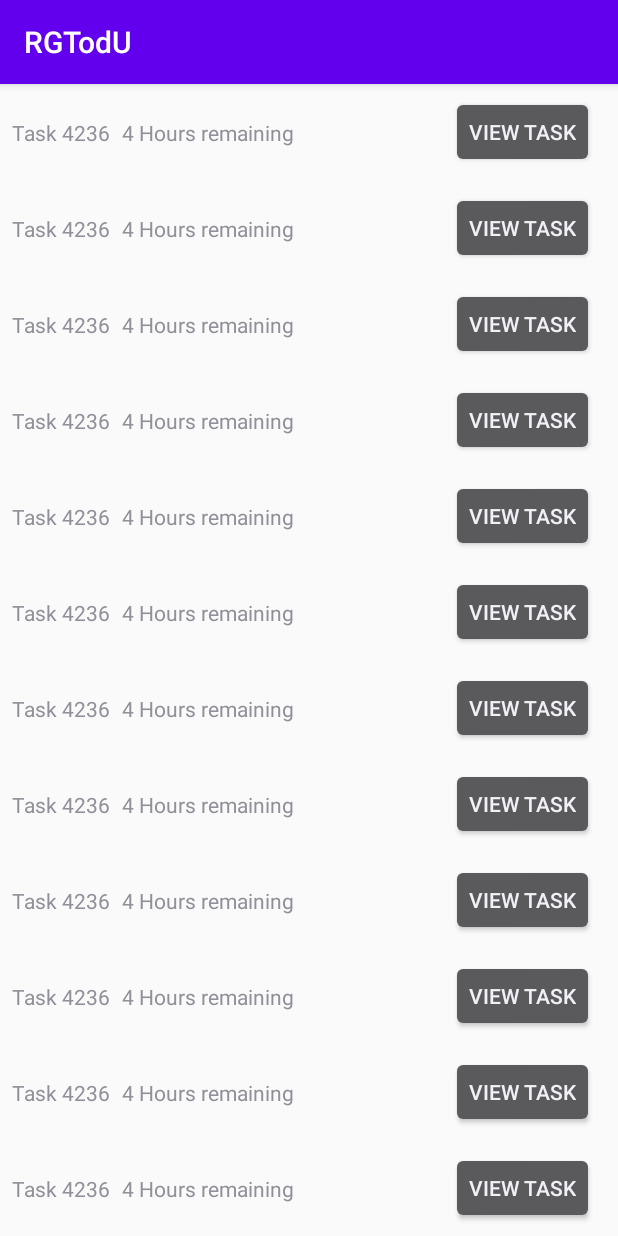
After one commit to WorkAtRGU/CM3110-2020-RGTodU, an Android app: the TaskRecyclerViewActivity screen opened directly, with no data from a screen before it, on a phone screen of 412 x 824 dp. The commit adds this screen. Run offline under Robolectric (Android 15) with nearby library versions, the phone set to English and light mode, and no system bars.

Commit message:
Updated with a RecyclerView

```diff
--- a/app/build.gradle
+++ b/app/build.gradle
@@ -26,6 +26,7 @@ dependencies {
     implementation fileTree(dir: "libs", include: ["*.jar"])
     implementation 'androidx.appcompat:appcompat:1.2.0'
     implementation 'androidx.constraintlayout:constraintlayout:2.0.1'
+    implementation 'androidx.recyclerview:recyclerview:1.1.0'
     testImplementation 'junit:junit:4.12'
     androidTestImplementation 'androidx.test.ext:junit:1.1.2'
     androidTestImplementation 'androidx.test.espresso:espresso-core:3.3.0'
--- a/app/src/main/java/uk/ac/rgu/rgtodu/TaskListItemViewAdapter.java
+++ b/app/src/main/java/uk/ac/rgu/rgtodu/TaskListItemViewAdapter.java
@@ -33,6 +33,7 @@ public class TaskListItemViewAdapter extends ArrayAdapter<Task>  {
         this.tasks = objects;
     }
 
+    // counter to see how many times the layout is inflated from the XML
     private int count = 0;
 
     @NonNull
--- /dev/null
+++ b/app/src/main/java/uk/ac/rgu/rgtodu/TaskRecyclerViewActivity.java
@@ -0,0 +1,33 @@
+package uk.ac.rgu.rgtodu;
+
+import androidx.appcompat.app.AppCompatActivity;
+import androidx.recyclerview.widget.LinearLayoutManager;
+import androidx.recyclerview.widget.RecyclerView;
+
+import android.os.Bundle;
+
+import java.util.List;
+
+import uk.ac.rgu.rgtodu.data.Task;
+import uk.ac.rgu.rgtodu.data.TaskRepository;
+
+public class TaskRecyclerViewActivity extends AppCompatActivity {
+
+    @Override
+    protected void onCreate(Bundle savedInstanceState) {
+        super.onCreate(savedInstanceState);
+        setContentView(R.layout.activity_task_recycler_view);
+
+        // create 1000 tasks for testing
+        List<Task> tasks = TaskRepository.getRepository(getApplicationContext()).getTasks(1000);
+
+        // get the RecycylerView on the UI
+        RecyclerView recyclerView = findViewById(R.id.rv_taskRecyclerView);
+        // create a new Adapter for the Tasks
+        RecyclerView.Adapter adapter = new TaskRecyclerViewAdapter(getApplicationContext(), tasks);
+        // set the recycler view's adapter
+        recyclerView.setAdapter(adapter);
+        // setup the layout manager on the recycler view
+        recyclerView.setLayoutManager(new LinearLayoutManager(getApplicationContext()));
+    }
+}
--- /dev/null
+++ b/app/src/main/java/uk/ac/rgu/rgtodu/TaskRecyclerViewAdapter.java
@@ -0,0 +1,97 @@
+package uk.ac.rgu.rgtodu;
+
+import android.content.Context;
+import android.util.Log;
+import android.view.LayoutInflater;
+import android.view.View;
+import android.view.ViewGroup;
+import android.widget.TextView;
+
+import androidx.annotation.NonNull;
+import androidx.recyclerview.widget.RecyclerView;
+
+import java.util.List;
+
+import uk.ac.rgu.rgtodu.data.Task;
+
+public class TaskRecyclerViewAdapter
+        extends RecyclerView.Adapter<TaskRecyclerViewAdapter.TaskViewHolder> {
+
+    // member variables for the context the adapter is working in
+    private Context context;
+    // the data thats going to be displayed
+    private List<Task> tasks;
+
+    /**
+     * Creates a new {@link TaskRecyclerViewAdapter}
+     * @param context that the adapter is working in
+     * @param tasks data to be displayed
+     */
+    public TaskRecyclerViewAdapter(Context context, List<Task> tasks){
+        super();
+        // initialise the member variables
+        this.context = context;
+        this.tasks = tasks;
+    }
+
+
+    @NonNull
+    @Override
+    public TaskViewHolder onCreateViewHolder(@NonNull ViewGroup parent, int viewType) {
+        View itemView = LayoutInflater.from(context).inflate(R.layout.task_list_view_item, parent, false);
+        TaskViewHolder viewHolder = new TaskViewHolder(itemView, this);
+        return viewHolder;
+    }
+
+    @Override
+    public void onBindViewHolder(@NonNull TaskViewHolder holder, int position) {
+        // get the task at position
+        Task task = this.tasks.get(position);
+
+        // update the task name
+        TextView tv_taskName = holder.taskItemView.findViewById(R.id.tv_taskListItemName);
+        tv_taskName.setText(task.getName());
+
+        // update the hours
+        TextView tv_taskHours = holder.taskItemView.findViewById(R.id.tv_taskListItemHours);
+        String msg = context.getString(R.string.tv_taskListItemHours, task.getHoursToCompletion());
+        tv_taskHours.setText(msg);
+    }
+
+    @Override
+    public int getItemCount() {
+        return this.tasks.size();
+    }
+
+    /**
+     * ViewHolder for the RecyclerView that's going to display Tasks
+     */
+    class TaskViewHolder extends RecyclerView.ViewHolder implements View.OnClickListener {
+        private View taskItemView;
+        private TaskRecyclerViewAdapter adapter;
+
+        public TaskViewHolder(View taskItemVew, TaskRecyclerViewAdapter adapter) {
+            super(taskItemVew);
+            this.taskItemView = taskItemVew;
+            this.adapter = adapter;
+            // add a listener to the button in the taskItemView
+            taskItemVew.findViewById(R.id.btn_taskListItemView).setOnClickListener(this);
+        }
+
+        @Override
+        public void onClick(View view) {
+            // get the clicked item's position
+            int position = getAdapterPosition();
+
+            // get the task at that position
+            Task task = tasks.get(position);
+
+            if (view.getId() == R.id.btn_taskListItemView) {
+                // do something with task
+                Log.d("TASK_RECYCLER", "user clicked on button " + task.getName());
+            } else {
+                Log.d("TASK_RECYCLER", "user clicked on item " + task.getName());
+            }
+        }
+    }
+}
--- a/app/src/main/java/uk/ac/rgu/rgtodu/ViewTaskActivity.java
+++ b/app/src/main/java/uk/ac/rgu/rgtodu/ViewTaskActivity.java
@@ -3,9 +3,7 @@ package uk.ac.rgu.rgtodu;
 import androidx.annotation.NonNull;
 import androidx.appcompat.app.AppCompatActivity;
 
-import android.content.res.Resources;
 import android.os.Bundle;
-import android.os.PersistableBundle;
 import android.widget.TextView;
 
 import java.text.DateFormat;
@@ -14,7 +12,7 @@ import java.util.Date;
 
 import uk.ac.rgu.rgtodu.data.Task;
 import uk.ac.rgu.rgtodu.data.TaskPriority;
-import uk.ac.rgu.rgtodu.data.TaskRegistry;
+import uk.ac.rgu.rgtodu.data.TaskRepository;
 import uk.ac.rgu.rgtodu.data.TaskScheduleFor;
 
 public class ViewTaskActivity extends AppCompatActivity {
@@ -62,7 +60,7 @@ public class ViewTaskActivity extends AppCompatActivity {
             long deadline = savedInstanceState.getLong(KEY_TASK_DEADLINE);
             task.setDeadline(new Date(deadline));
         } else {
-            task = TaskRegistry.getRepository(getApplicationContext()).getTask();
+            task = TaskRepository.getRepository(getApplicationContext()).getTask();
         }
         displayTask(task);
     }
--- /dev/null
+++ b/app/src/main/res/layout/activity_task_recycler_view.xml
@@ -0,0 +1,17 @@
+<?xml version="1.0" encoding="utf-8"?>
+<androidx.constraintlayout.widget.ConstraintLayout xmlns:android="http://schemas.android.com/apk/res/android"
+    xmlns:app="http://schemas.android.com/apk/res-auto"
+    xmlns:tools="http://schemas.android.com/tools"
+    android:layout_width="match_parent"
+    android:layout_height="match_parent"
+    tools:context=".TaskRecyclerViewActivity">
+
+    <androidx.recyclerview.widget.RecyclerView
+        android:id="@+id/rv_taskRecyclerView"
+        android:layout_width="0dp"
+        android:layout_height="0dp"
+        app:layout_constraintBottom_toBottomOf="parent"
+        app:layout_constraintEnd_toEndOf="parent"
+        app:layout_constraintStart_toStartOf="parent"
+        app:layout_constraintTop_toTopOf="parent" />
+</androidx.constraintlayout.widget.ConstraintLayout>
--- a/app/src/main/res/layout/task_list_view_item.xml
+++ b/app/src/main/res/layout/task_list_view_item.xml
@@ -1,10 +1,9 @@
 <?xml version="1.0" encoding="utf-8"?>
-<androidx.constraintlayout.widget.ConstraintLayout
-    xmlns:android="http://schemas.android.com/apk/res/android"
+<androidx.constraintlayout.widget.ConstraintLayout xmlns:android="http://schemas.android.com/apk/res/android"
     xmlns:app="http://schemas.android.com/apk/res-auto"
     xmlns:tools="http://schemas.android.com/tools"
     android:layout_width="match_parent"
-    android:layout_height="match_parent">
+    android:layout_height="wrap_content">
 
     <TextView
         android:id="@+id/tv_taskListItemName"
@@ -32,10 +31,11 @@
         android:layout_width="wrap_content"
         android:layout_height="wrap_content"
         android:layout_marginTop="8dp"
-        android:layout_marginEnd="8dp"
-        android:layout_marginRight="8dp"
+        android:layout_marginEnd="16dp"
+        android:layout_marginRight="16dp"
+        android:layout_marginBottom="8dp"
         android:text="@string/btn_taskListItemView"
-        app:layout_constraintBottom_toBottomOf="@+id/tv_taskListItemHours"
+        app:layout_constraintBottom_toBottomOf="parent"
         app:layout_constraintEnd_toEndOf="parent"
         app:layout_constraintTop_toTopOf="parent" />
 </androidx.constraintlayout.widget.ConstraintLayout>
```
Also changed, not shown: app/src/main/AndroidManifest.xml (+7 -5 lines), app/src/main/java/uk/ac/rgu/rgtodu/TasksListViewActivity.java (+2 -5 lines), app/src/main/java/uk/ac/rgu/rgtodu/data/TaskRepository.java (renamed from app/src/main/java/uk/ac/rgu/rgtodu/data/TaskRegistry.java, +8 -9 lines).
